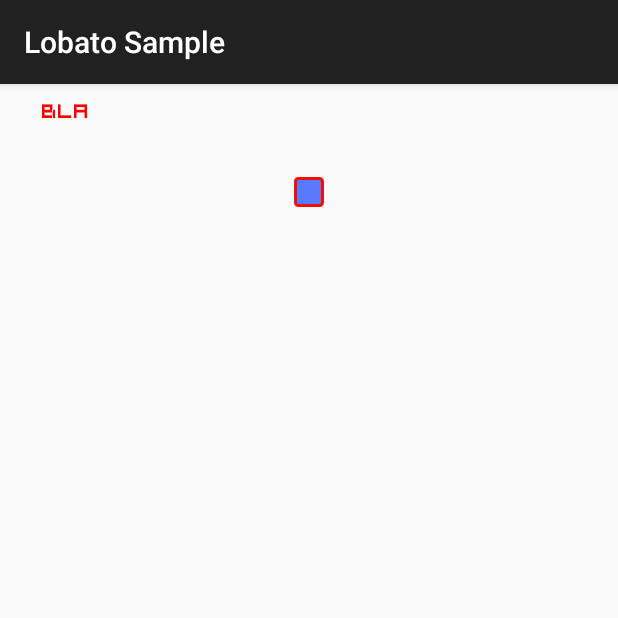
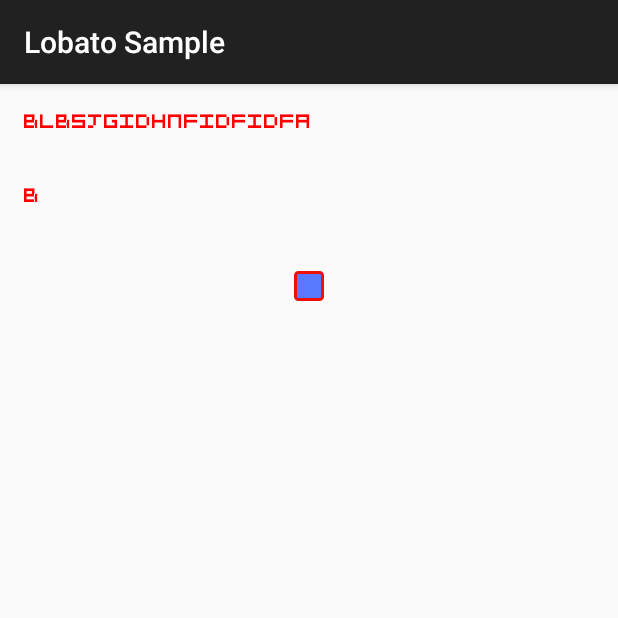
Before and after one commit to ppamorim/Lobato, an Android app: the screen it shows after launch (MainActivity), on a phone screen of 412 x 824 dp, the top half of it. Run offline under Robolectric (Android 15) with nearby library versions, the phone set to English and light mode, and no system bars.

Commit message:
Modifications on MaterialButtonFlat

```diff
--- a/Lobato/core/src/main/java/org/ppamorim/lobato/view/button/MaterialFlatButton.java
+++ b/Lobato/core/src/main/java/org/ppamorim/lobato/view/button/MaterialFlatButton.java
@@ -47,21 +47,17 @@ public class MaterialFlatButton extends MaterialButton {
         if(mTextView != null) {
             setCustomFont(context, mTextView, attrs);
         }
-
         mPaint.setAntiAlias(true);
-
     }
 
     protected void setDefaultProperties(){
 
-        minHeight = 36;
-        minWidth = 88;
-        rippleSize = 3;
-        rippleSpeed = 10f;
-        // Min size
-        setMinimumHeight(Utils.dpToPx(minHeight, getResources()));
-        setMinimumWidth(Utils.dpToPx(minWidth, getResources()));
+        rippleSize = 10;
+        rippleSpeed = 5f;
+
         setBackgroundResource(R.drawable.lobato_background_transparent);
+        int padding = Utils.dpToPx(minPadding, getResources());
+        setPadding(padding, padding, padding, padding);
     }
 
     @Override
@@ -70,9 +66,9 @@ public class MaterialFlatButton extends MaterialButton {
         TypedArray style = getContext().obtainStyledAttributes(attrs, R.styleable.lobato_colors);
         mBackgroundColor = style.getColor(R.styleable.lobato_colors_background_color, flatBackgroundColor);
         mTextColor = style.getColor(R.styleable.lobato_colors_text_color, flatTextColor);
-        mRippleColor = style.getColor(R.styleable.lobato_colors_ripple_color, accentColor);
-        mRippleSpeed = style.getInteger(R.styleable.lobato_colors_ripple_speed, (int) rippleSpeed);
-        mRippleSize = style.getInteger(R.styleable.lobato_colors_ripple_size, rippleSize);
+        rippleColor = style.getColor(R.styleable.lobato_colors_ripple_color, accentColor);
+        rippleSpeed = style.getInteger(R.styleable.lobato_colors_ripple_speed, (int) rippleSpeed);
+        rippleSize = style.getInteger(R.styleable.lobato_colors_ripple_size, rippleSize);
         mIsUppercase = style.getBoolean(R.styleable.lobato_colors_uppercase, false);
 
         String text = null;
@@ -90,6 +86,9 @@ public class MaterialFlatButton extends MaterialButton {
             } else {
                 mTextView.setText(text);
             }
+
+            int padding = Utils.dpToPx(minPadding, getResources());
+
             mTextView.setTextColor(mTextColor);
             RelativeLayout.LayoutParams params = new RelativeLayout.LayoutParams(LayoutParams.WRAP_CONTENT, LayoutParams.WRAP_CONTENT);
             params.addRule(RelativeLayout.CENTER_IN_PARENT, RelativeLayout.TRUE);
@@ -102,8 +101,11 @@ public class MaterialFlatButton extends MaterialButton {
     protected void onDraw(Canvas canvas) {
         super.onDraw(canvas);
         if (x != -1) {
-
             mPaint.setColor(makePressColor());
+            mPaint.setAlpha(alpha);
+            if(alpha > 1) {
+                alpha--;
+            }
             canvas.drawCircle(x, y, radius, mPaint);
             if(radius > getHeight()/rippleSize)
                 radius += rippleSpeed;
--- a/Lobato/sample/src/main/res/layout/activity_main.xml
+++ b/Lobato/sample/src/main/res/layout/activity_main.xml
@@ -27,7 +27,17 @@
         android:background="#597AAA"
         materialdesign:font="squaredance10"
         materialdesign:text_color="#FF00"
-        android:text="bla"/>
+        android:padding="16dp"
+        android:text="blbsjgidhnfidfidfa"/>
+
+    <org.ppamorim.lobato.view.button.MaterialFlatButton
+        android:layout_width="wrap_content"
+        android:layout_height="wrap_content"
+        android:background="#597AAA"
+        materialdesign:font="squaredance10"
+        materialdesign:text_color="#FF00"
+        android:padding="16dp"
+        android:text="b"/>
 
 
     <RelativeLayout
```
Also changed, not shown: Lobato/core/src/main/java/org/ppamorim/lobato/core/MaterialButton.java (+39 -27 lines).
